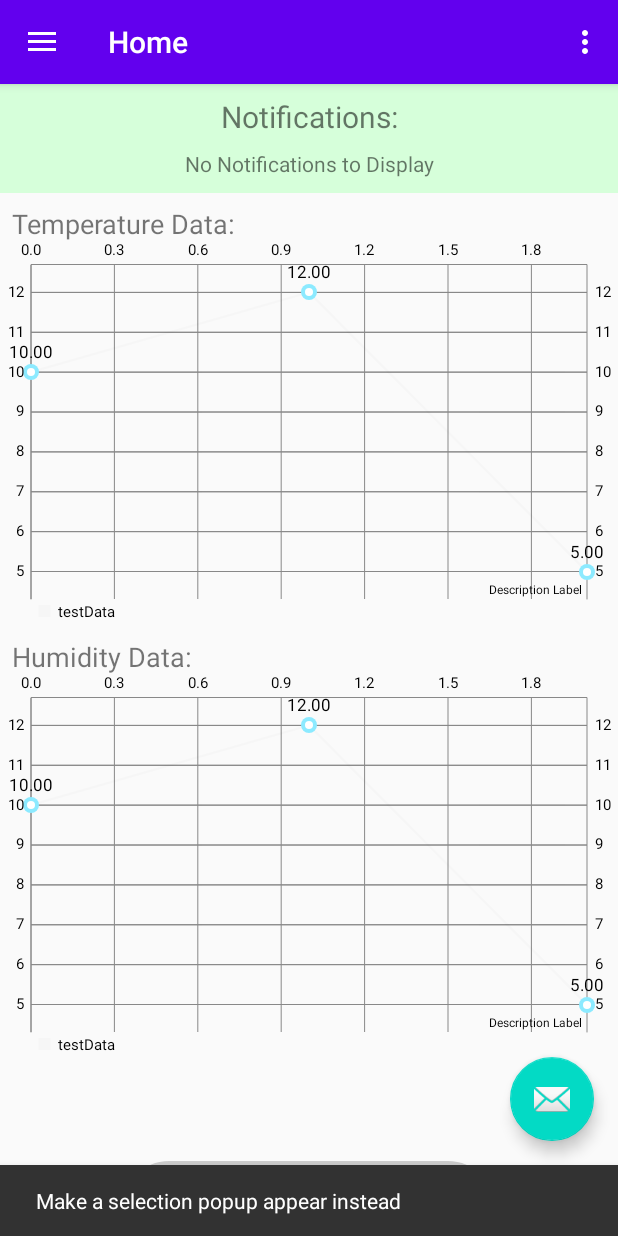
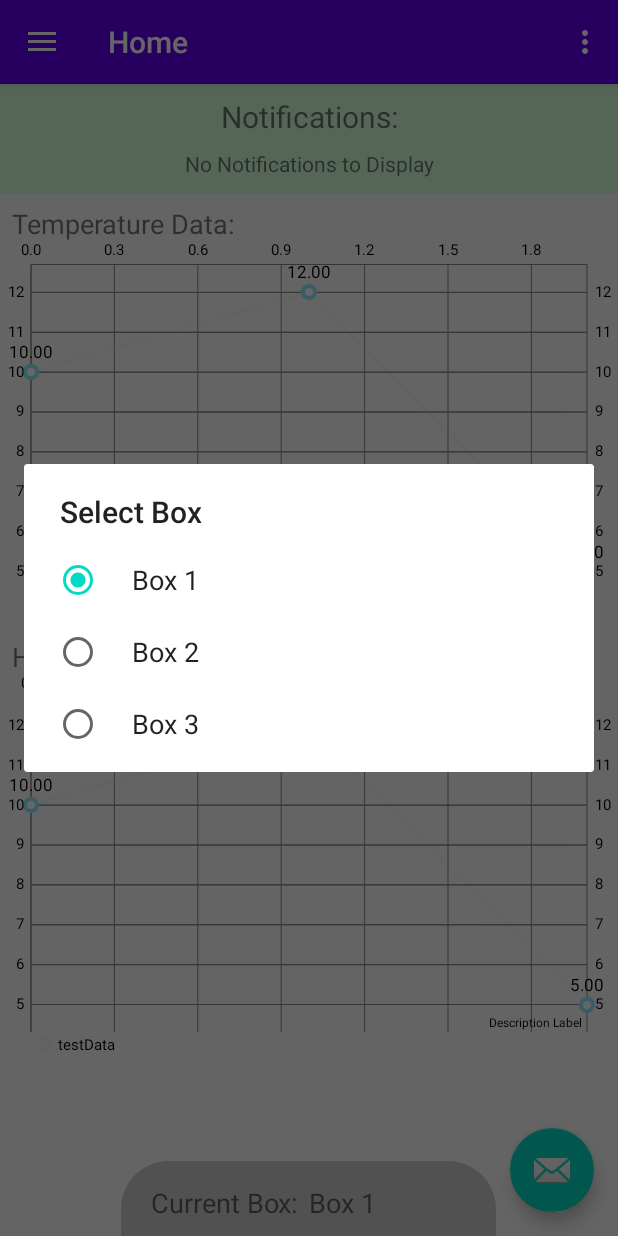
Before and after one commit to ericsonggg/Capstone, an Android app: the screen it shows after launch (MainActivity), after a tap on "Current Box:", on a phone screen of 412 x 824 dp. Run offline under Robolectric (Android 15) with nearby library versions, the phone set to English and light mode, and no system bars; our stand-ins replace navigation-ui; 2 statements that could not run were skipped.

Commit message:
Handle switching between boxes - Text updates - Popup Dialog closes

```diff
--- a/app/src/main/java/com/example/coolerthanyou/ui/MainActivity.kt
+++ b/app/src/main/java/com/example/coolerthanyou/ui/MainActivity.kt
@@ -1,9 +1,12 @@
 package com.example.coolerthanyou.ui
 
+import android.app.AlertDialog
+import android.content.DialogInterface
 import android.os.Bundle
 import android.view.Menu
 import android.view.View
 import android.widget.TextView
+import android.widget.Toast
 import androidx.appcompat.widget.Toolbar
 import androidx.drawerlayout.widget.DrawerLayout
 import androidx.lifecycle.ViewModelProviders
@@ -45,11 +48,21 @@ class MainActivity : BaseActivity() {
                 .setAction("Action", null).show()
         }
         val boxValue : TextView = findViewById(R.id.box_value)
+
         val quickAccessDrawer: View = findViewById(R.id.quick_access_drawer)
         quickAccessDrawer.setOnClickListener{ view ->
-            boxValue.text = getText(R.string.secondary_box_value)
-            Snackbar.make(view, "Make a selection popup appear instead", Snackbar.LENGTH_LONG)
-                .setAction("Action", null).show()
+            val items = arrayOf<CharSequence>(getText(R.string.quick_access_drawer_default_box_value), getText(R.string.quick_access_drawer_secondary_box_value),getText(R.string.quick_access_drawer_tertiary_box_value))
+            val builder = AlertDialog.Builder(this)
+            builder.setTitle("Select Box")
+            val selectionClick = { dialog : DialogInterface, which: Int ->
+                boxValue.text = items[which]
+                Toast.makeText(applicationContext,
+                    getText(R.string.quick_access_drawer_update_notification), Toast.LENGTH_SHORT).show()
+                dialog.dismiss()
+            }
+
+            builder.setSingleChoiceItems(items,0, selectionClick)
+            builder.show()
         }
 
         val drawerLayout: DrawerLayout = findViewById(R.id.drawer_layout)
--- a/app/src/main/res/layout/quick_access_drawer.xml
+++ b/app/src/main/res/layout/quick_access_drawer.xml
@@ -19,7 +19,7 @@
         android:paddingBottom="10dp"
         android:layout_width="wrap_content"
         android:layout_height="wrap_content"
-        android:text="@string/default_box_value"
+        android:text="@string/quick_access_drawer_default_box_value"
         android:textSize="@dimen/header_x_small"
         app:layout_constraintBottom_toBottomOf="parent"
         app:layout_constraintStart_toStartOf="parent" />
--- a/app/src/main/res/values/strings_drawer.xml
+++ b/app/src/main/res/values/strings_drawer.xml
@@ -1,6 +1,8 @@
 <?xml version="1.0" encoding="utf-8"?>
 <resources>
     <string name="quick_access_drawer_caption">Current Box: </string>
-    <string name="default_box_value">Box 1</string>
-    <string name="secondary_box_value">Box 2</string>
+    <string name="quick_access_drawer_default_box_value">Box 1</string>
+    <string name="quick_access_drawer_secondary_box_value">Box 2</string>
+    <string name="quick_access_drawer_tertiary_box_value">Box 3</string>
+    <string name="quick_access_drawer_update_notification">Box Selection Updated</string>
 </resources>
```
